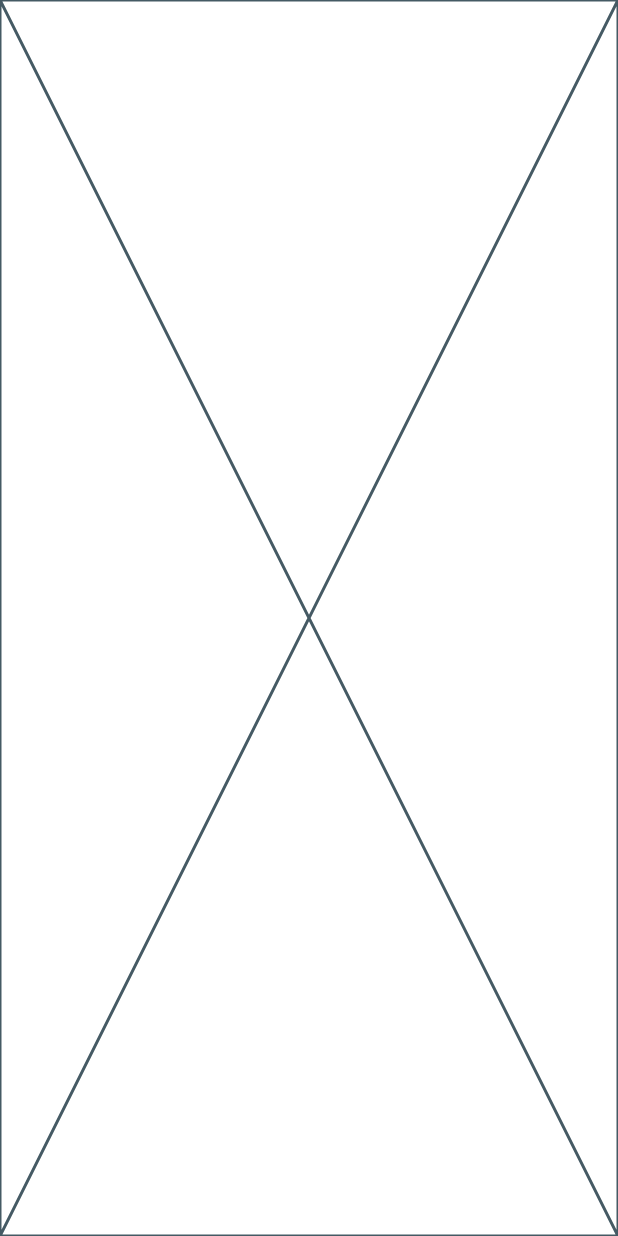
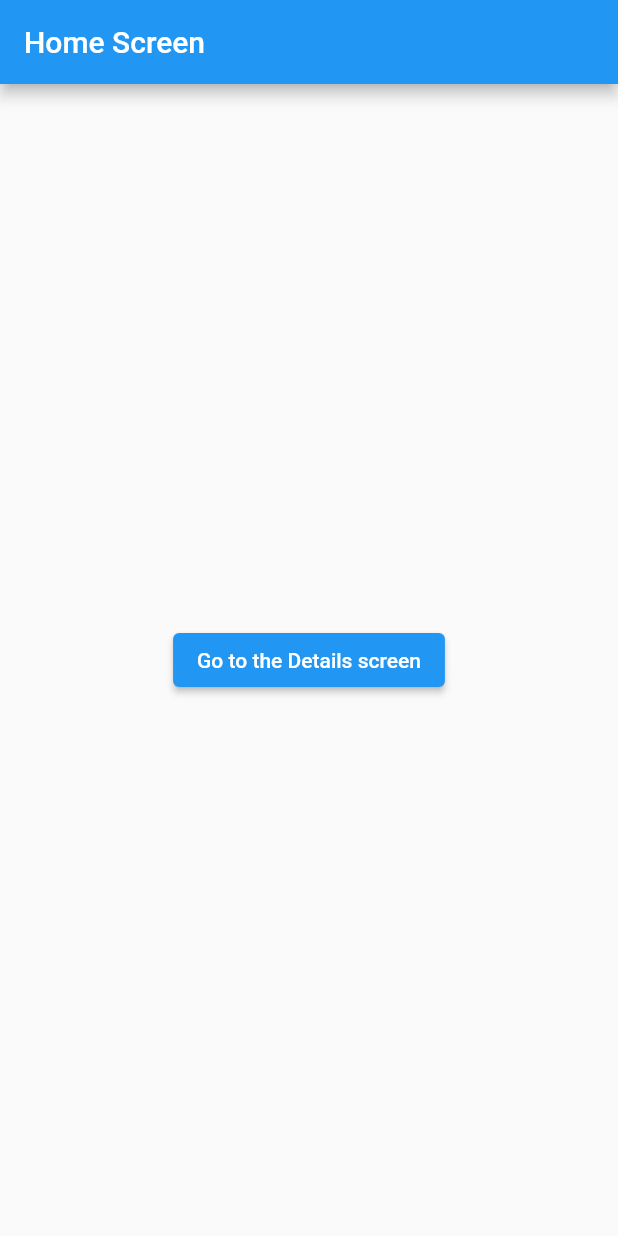
Before and after one commit to ManhVDICTS/VinhCine, a Flutter app: the screen it shows after launch, on a phone screen of 412 x 824 dp. Run offline on Flutter 3.47's test engine with Material 2 defaults, Android fonts, the phone set to English and light mode, and no system bars; our stand-ins replace easy_localization, go_router, hive_flutter; accounts and stored records are empty.

Commit message:
add go route

```diff
--- /dev/null
+++ b/vinhcine/lib/features/home/home_screen.dart
@@ -0,0 +1,50 @@
+import 'package:flutter/material.dart';
+import 'package:go_router/go_router.dart';
+
+/// The home screen
+class HomeScreen extends StatelessWidget {
+  /// Constructs a [HomeScreen]
+  const HomeScreen({super.key});
+
+  @override
+  Widget build(BuildContext context) {
+    return Scaffold(
+      appBar: AppBar(title: const Text('Home Screen')),
+      body: Center(
+        child: Column(
+          mainAxisAlignment: MainAxisAlignment.center,
+          children: <Widget>[
+            ElevatedButton(
+              onPressed: () => context.go('/details'),
+              child: const Text('Go to the Details screen'),
+            ),
+          ],
+        ),
+      ),
+    );
+  }
+}
+
+/// The details screen
+class DetailsScreen extends StatelessWidget {
+  /// Constructs a [DetailsScreen]
+  const DetailsScreen({super.key});
+
+  @override
+  Widget build(BuildContext context) {
+    return Scaffold(
+      appBar: AppBar(title: const Text('Details Screen')),
+      body: Center(
+        child: Column(
+          mainAxisAlignment: MainAxisAlignment.center,
+          children: <ElevatedButton>[
+            ElevatedButton(
+              onPressed: () => context.go('/'),
+              child: const Text('Go back to the Home screen'),
+            ),
+          ],
+        ),
+      ),
+    );
+  }
+}
--- a/vinhcine/lib/main.dart
+++ b/vinhcine/lib/main.dart
@@ -1,8 +1,8 @@
 import 'package:easy_localization/easy_localization.dart';
-import 'package:flutter/cupertino.dart';
 import 'package:flutter/material.dart';
 import 'package:hive_flutter/hive_flutter.dart';
 import 'configs/app_config.dart';
+import 'router/router.dart';
 
 void main() async {
   WidgetsFlutterBinding.ensureInitialized();
@@ -36,6 +36,8 @@ class MyApp extends StatelessWidget {
 
   @override
   Widget build(BuildContext context) {
-    return const Placeholder();
+    return MaterialApp.router(
+      routerConfig: appRouter,
+    );
   }
 }
--- /dev/null
+++ b/vinhcine/lib/router/router.dart
@@ -0,0 +1,18 @@
+import 'package:flutter/widgets.dart';
+import 'package:go_router/go_router.dart';
+import 'package:vinhcine/features/home/home_screen.dart';
+import 'routes/detail_routes.dart';
+
+GoRouter appRouter = GoRouter(
+  routes: <RouteBase>[
+    GoRoute(
+        name: 'home',
+        path: '/',
+        builder: (BuildContext context, GoRouterState state) {
+          return const HomeScreen();
+        },
+        routes: [
+          ...detailRoutes
+        ]),
+  ],
+);
--- /dev/null
+++ b/vinhcine/lib/router/routes/route_names.dart
@@ -0,0 +1,3 @@
+const String splashScreenRoute = 'splash-screen';
+const String homeScreenRoute = 'home-screen';
+const String detailsScreenRoute = 'details-screen';
```
Also changed, not shown: vinhcine/lib/features/splash/splash_screen.dart (added, +11 -0 lines), vinhcine/lib/router/routes/detail_routes.dart (added, +14 -0 lines).
